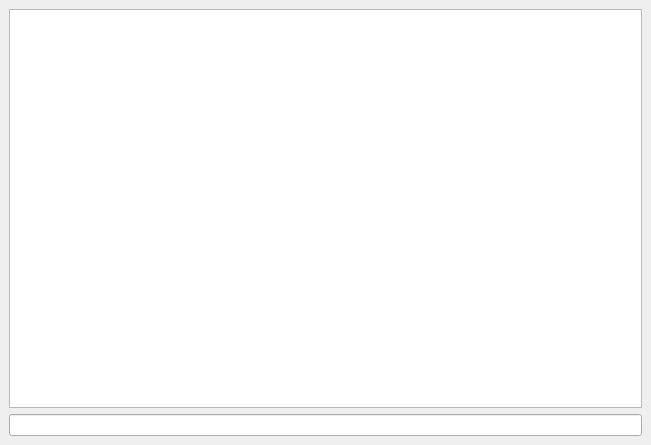
khimscho/NEMO, file sockets/gui.ui: the form before one commit.
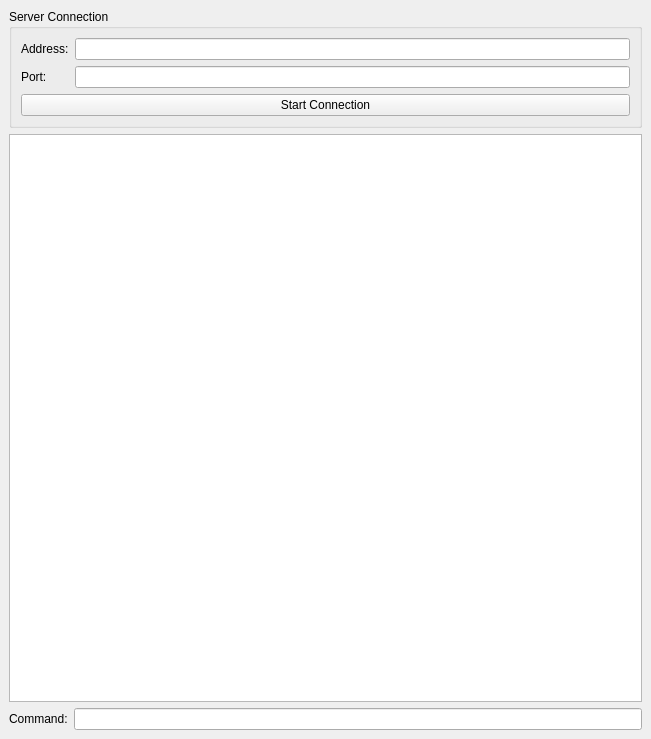
The form after the commit. Icons and pictures are not drawn.

Commit message: Updated WiFi console application to allow for server address/port to be set, and to start the connection on demand, rather than by default.

Patch:
```diff
--- a/sockets/gui.ui
+++ b/sockets/gui.ui
@@ -7,7 +7,7 @@
     <x>0</x>
     <y>0</y>
     <width>651</width>
-    <height>445</height>
+    <height>739</height>
    </rect>
   </property>
   <property name="windowTitle">
@@ -18,25 +18,87 @@
     <normaloff>../../../../../../usr/share/icons/gnome/32x32/apps/terminal.png</normaloff>../../../../../../usr/share/icons/gnome/32x32/apps/terminal.png</iconset>
   </property>
   <widget class="QWidget" name="centralwidget">
-   <layout class="QGridLayout" name="gridLayout">
+   <layout class="QVBoxLayout" name="verticalLayout_3">
+    <item>
+     <layout class="QVBoxLayout" name="verticalLayout_2">
+      <item>
+       <widget class="QGroupBox" name="groupBox">
+        <property name="title">
+         <string>Server Connection</string>
+        </property>
+        <layout class="QHBoxLayout" name="horizontalLayout_2">
+         <item>
+          <layout class="QVBoxLayout" name="verticalLayout">
+           <item>
+            <layout class="QFormLayout" name="formLayout">
     <item row="0" column="0">
-     <widget class="QTextBrowser" name="textBrowser">
-      <property name="font">
-       <font>
-        <family>DejaVu Sans Mono</family>
-        <pointsize>12</pointsize>
-       </font>
+              <widget class="QLabel" name="label">
+               <property name="text">
+                <string>Address:</string>
+               </property>
+              </widget>
+             </item>
+             <item row="0" column="1">
+              <widget class="QLineEdit" name="serverAddress">
+               <property name="text">
+                <string/>
       </property>
      </widget>
     </item>
     <item row="1" column="0">
-     <widget class="QLineEdit" name="lineEdit">
+              <widget class="QLabel" name="label_2">
+               <property name="text">
+                <string>Port:</string>
+               </property>
+              </widget>
+             </item>
+             <item row="1" column="1">
+              <widget class="QLineEdit" name="serverPort"/>
+             </item>
+            </layout>
+           </item>
+           <item>
+            <widget class="QPushButton" name="startConnection">
+             <property name="text">
+              <string>Start Connection</string>
+             </property>
+            </widget>
+           </item>
+          </layout>
+         </item>
+        </layout>
+        <zorder>label</zorder>
+        <zorder>serverAddress</zorder>
+        <zorder>label_2</zorder>
+        <zorder>serverPort</zorder>
+        <zorder>startConnection</zorder>
+        <zorder>startConnection</zorder>
+       </widget>
+      </item>
+      <item>
+       <widget class="QTextBrowser" name="consoleOutput"/>
+      </item>
+      <item>
+       <layout class="QHBoxLayout" name="horizontalLayout">
+        <item>
+         <widget class="QLabel" name="label_3">
+          <property name="text">
+           <string>Command:</string>
+          </property>
+         </widget>
+        </item>
+        <item>
+         <widget class="QLineEdit" name="commandLine">
       <property name="font">
        <font>
         <family>Monospace</family>
        </font>
       </property>
      </widget>
+        </item>
+       </layout>
+      </item>
+     </layout>
     </item>
    </layout>
   </widget>
```
Lines whose indentation alone changed are shown as unchanged. The commit also changes 1 other file.
